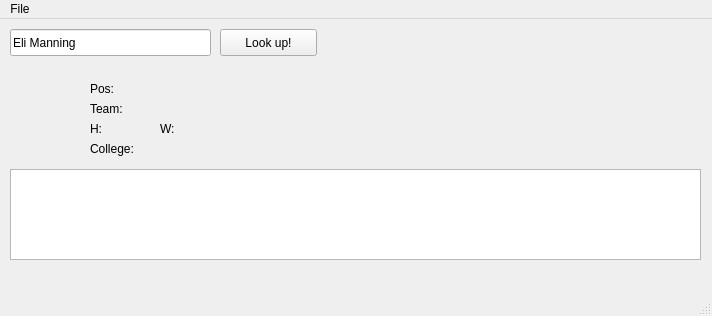
This is PlayerInfo_GUI.ui in brockstar/Player-info as Qt 5 draws it before an edit. The edited form follows.
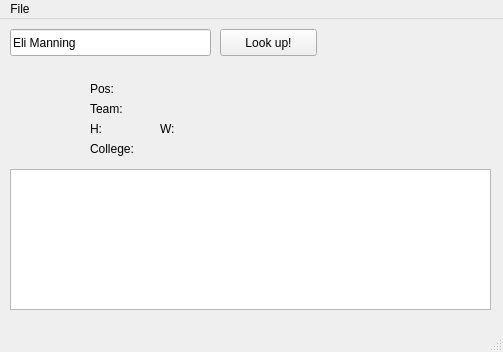
This is the edited form. Icons and pictures are not drawn.

The edit to the form file:
```diff
--- a/PlayerInfo_GUI.ui
+++ b/PlayerInfo_GUI.ui
@@ -6,8 +6,8 @@
    <rect>
     <x>0</x>
     <y>0</y>
-    <width>712</width>
-    <height>316</height>
+    <width>503</width>
+    <height>352</height>
    </rect>
   </property>
   <property name="windowTitle">
@@ -135,8 +135,8 @@
      <rect>
       <x>10</x>
       <y>150</y>
-      <width>691</width>
-      <height>91</height>
+      <width>481</width>
+      <height>141</height>
      </rect>
     </property>
    </widget>
@@ -146,7 +146,7 @@
     <rect>
      <x>0</x>
      <y>0</y>
-     <width>712</width>
+     <width>503</width>
      <height>25</height>
     </rect>
    </property>
```
